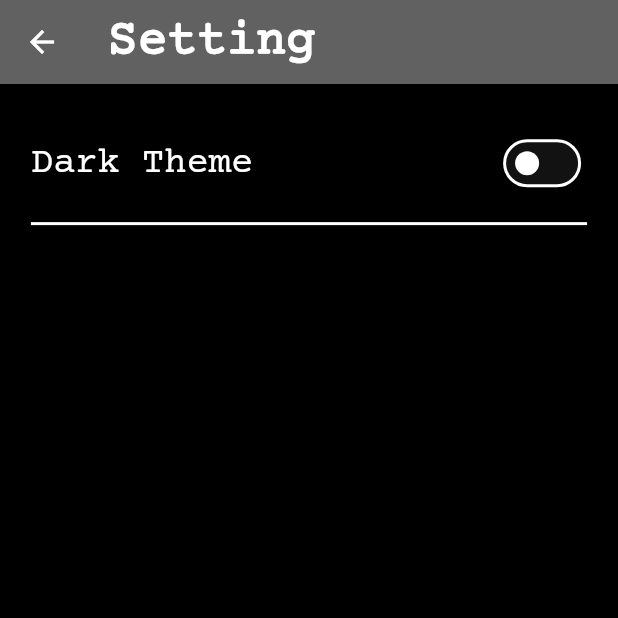
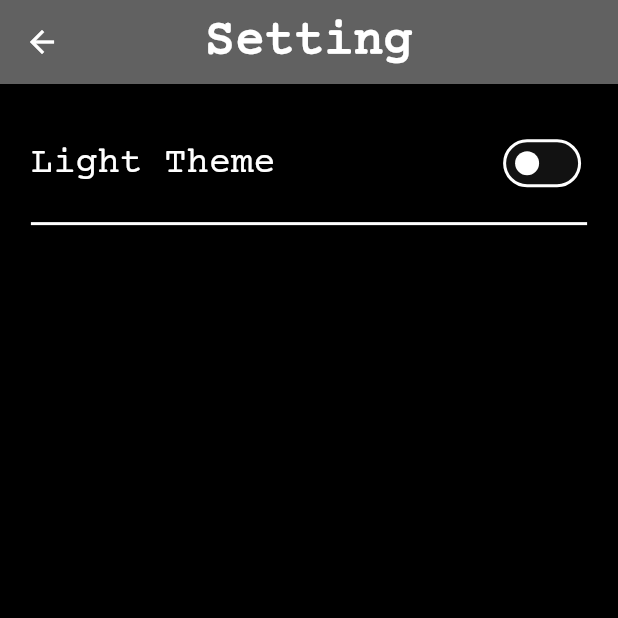
Before and after one commit to alisheraxmedov/Notes, a Flutter app: the SettingScreen screen opened directly, on a phone screen of 412 x 824 dp, the top half of it. Run offline on Flutter 3.47's test engine with Material 3 defaults, Android fonts, the light colour scheme and no system bars; our stand-ins replace easy_localization, flutter_local_notifications, get, get_storage, lottie, timezone; accounts and stored records are empty.

Commit message:
UI improved

```diff
--- a/lib/getx/get.dart
+++ b/lib/getx/get.dart
@@ -12,11 +12,12 @@ class GetXController extends GetxController {
 
   void onInitTheme() {
     super.onInit();
+    // print(_box.read('isLight'));
     isLight.value = _box.read('isLight') ?? false;
   }
 
-  void changeTheme() {
-    isLight.value = !isLight.value;
+  void changeTheme(bool value_) {
+    isLight.value = value_;
     _box.write('isLight', isLight.value);
   }
 
--- a/lib/screens/settings.dart
+++ b/lib/screens/settings.dart
@@ -27,6 +27,7 @@ class _SettingScreenState extends State<SettingScreen> {
           fontWeight: FontWeight.bold,
           textColor: Theme.of(context).colorScheme.onPrimary,
         ),
+        centerTitle: true,
       ),
       body: Container(
         decoration: BoxDecoration(
@@ -44,7 +45,7 @@ class _SettingScreenState extends State<SettingScreen> {
                   children: [
                     TextWidget(
                       width: width,
-                      text: "Dark Theme",
+                      text: "Light Theme",
                       fontSize: width * 0.06,
                       textColor: Theme.of(context).colorScheme.secondary,
                     ),
@@ -52,7 +53,7 @@ class _SettingScreenState extends State<SettingScreen> {
                       () => Switch(
                         value: themeController.isLight.value,
                         onChanged: (bool value) {
-                          themeController.changeTheme();
+                          themeController.changeTheme(value);
                         },
                         activeColor: Theme.of(context).colorScheme.secondary,
                       ),
```
Also changed, not shown: 4 other files.
